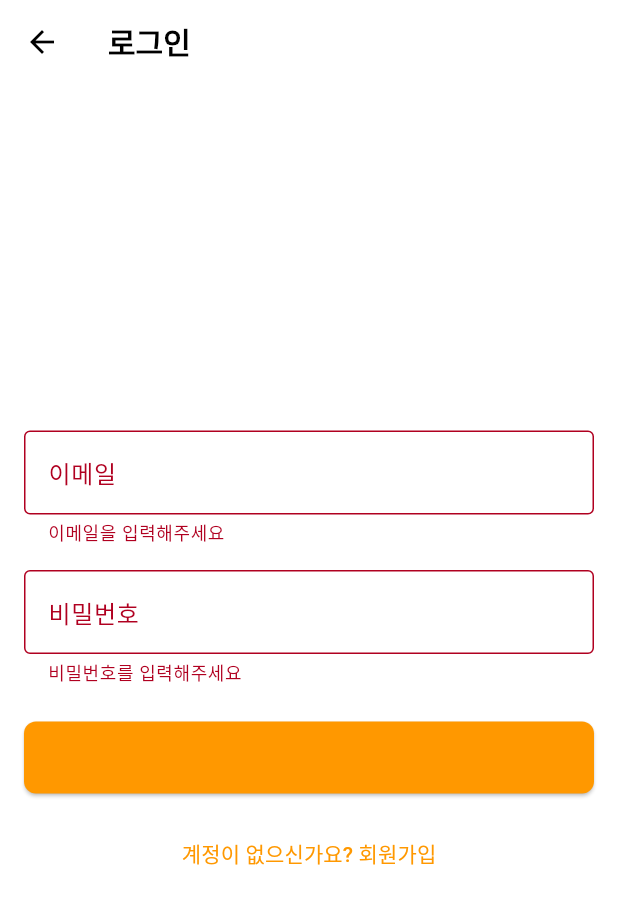
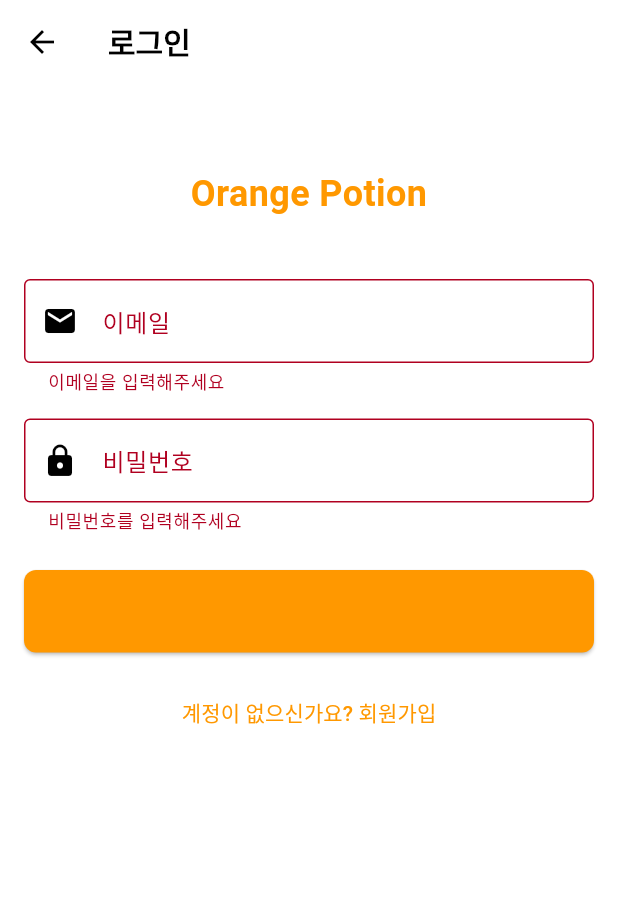
Before and after one commit to moveonha/OP, a Flutter app: the LoginScreen screen opened by its route, after a tap on "로그인", on a phone screen of 412 x 824 dp. Shown: the top 904 px of the screen. Run offline on Flutter 3.47's test engine with Material 3 defaults, Android fonts, the phone set to English and light mode, and no system bars; our stand-ins replace supabase_flutter; accounts and stored records are empty.

Commit message:
24.11.11

```diff
--- a/lib/config/supabase_config.dart
+++ b/lib/config/supabase_config.dart
@@ -14,6 +14,7 @@ class SupabaseConfig {
     await Supabase.initialize(
       url: supabaseUrl,
       anonKey: supabaseAnonKey,
+      debug: true,
     );
   }
 }
--- a/lib/screens/login_screen.dart
+++ b/lib/screens/login_screen.dart
@@ -1,4 +1,3 @@
-// lib/screens/login_screen.dart
 import 'package:flutter/material.dart';
 import 'package:provider/provider.dart';
 import '../providers/auth_provider.dart';
@@ -23,6 +22,50 @@ class _LoginScreenState extends State<LoginScreen> {
     super.dispose();
   }
 
+  Future<void> _signIn() async {
+    if (!_formKey.currentState!.validate()) return;
+
+    setState(() {
+      _isLoading = true;
+    });
+
+    try {
+      final authProvider = Provider.of<AuthProvider>(context, listen: false);
+      await authProvider.signInWithEmail(
+        _emailController.text.trim(),
+        _passwordController.text.trim(),
+      );
+
+      if (!mounted) return;
+
+      if (authProvider.user != null) {
+        // 로그인 성공
+        Navigator.of(context).pushNamedAndRemoveUntil('/', (route) => false);
+        ScaffoldMessenger.of(context).showSnackBar(
+          const SnackBar(
+            content: Text('로그인 성공!'),
+            backgroundColor: Colors.green,
+          ),
+        );
+      }
+    } catch (error) {
+      if (!mounted) return;
+
+      ScaffoldMessenger.of(context).showSnackBar(
+        SnackBar(
+          content: Text('로그인 실패: $error'),
+          backgroundColor: Colors.red,
+        ),
+      );
+    } finally {
+      if (mounted) {
+        setState(() {
+          _isLoading = false;
+        });
+      }
+    }
+  }
+
   @override
   Widget build(BuildContext context) {
     return Consumer<AuthProvider>(
@@ -32,24 +75,42 @@ class _LoginScreenState extends State<LoginScreen> {
             title: const Text('로그인'),
             backgroundColor: Colors.white,
             elevation: 0,
+            foregroundColor: Colors.black,
           ),
-          body: Padding(
+          body: SingleChildScrollView(
+            child: Padding(
               padding: const EdgeInsets.all(16.0),
               child: Form(
                 key: _formKey,
                 child: Column(
                   mainAxisAlignment: MainAxisAlignment.center,
+                  crossAxisAlignment: CrossAxisAlignment.stretch,
                   children: [
+                    const SizedBox(height: 40),
+                    const Text(
+                      'Orange Potion',
+                      style: TextStyle(
+                        fontSize: 24,
+                        fontWeight: FontWeight.bold,
+                        color: Colors.orange,
+                      ),
+                      textAlign: TextAlign.center,
+                    ),
+                    const SizedBox(height: 40),
                     TextFormField(
                       controller: _emailController,
                       decoration: const InputDecoration(
                         labelText: '이메일',
                         border: OutlineInputBorder(),
+                        prefixIcon: Icon(Icons.email),
                       ),
                       keyboardType: TextInputType.emailAddress,
                       validator: (value) {
                         if (value == null || value.isEmpty) {
                           return '이메일을 입력해주세요';
+                        }
+                        if (!value.contains('@')) {
+                          return '올바른 이메일 형식이 아닙니다';
                         }
                         return null;
                       },
@@ -60,52 +121,31 @@ class _LoginScreenState extends State<LoginScreen> {
                       decoration: const InputDecoration(
                         labelText: '비밀번호',
                         border: OutlineInputBorder(),
+                        prefixIcon: Icon(Icons.lock),
                       ),
                       obscureText: true,
                       validator: (value) {
                         if (value == null || value.isEmpty) {
                           return '비밀번호를 입력해주세요';
                         }
+                        if (value.length < 6) {
+                          return '비밀번호는 6자 이상이어야 합니다';
+                        }
                         return null;
                       },
                     ),
                     const SizedBox(height: 24),
                     if (_isLoading)
-                    const CircularProgressIndicator()
+                      const Center(child: CircularProgressIndicator())
                     else
                       Column(
+                        crossAxisAlignment: CrossAxisAlignment.stretch,
                         children: [
-                        SizedBox(
-                          width: double.infinity,
-                          height: 48,
-                          child: ElevatedButton(
-                            onPressed: () async {
-                              if (_formKey.currentState!.validate()) {
-                                setState(() {
-                                  _isLoading = true;
-                                });
-                                try {
-                                  await authProvider.signInWithEmail(
-                                    _emailController.text,
-                                    _passwordController.text,
-                                  );
-                                  if (!mounted) return;
-                                  Navigator.of(context).pop();
-                                } catch (e) {
-                                  ScaffoldMessenger.of(context).showSnackBar(
-                                    SnackBar(content: Text('로그인 실패: $e')),
-                                  );
-                                } finally {
-                                  if (mounted) {
-                                    setState(() {
-                                      _isLoading = false;
-                                    });
-                                  }
-                                }
-                              }
-                            },
+                          ElevatedButton(
+                            onPressed: _signIn,
                             style: ElevatedButton.styleFrom(
                               backgroundColor: Colors.orange,
+                              padding: const EdgeInsets.symmetric(vertical: 16),
                               shape: RoundedRectangleBorder(
                                 borderRadius: BorderRadius.circular(8),
                               ),
@@ -118,11 +158,9 @@ class _LoginScreenState extends State<LoginScreen> {
                               ),
                             ),
                           ),
-                        ),
                           const SizedBox(height: 16),
                           TextButton(
                             onPressed: () {
-                            // 회원가입 화면으로 이동
                               Navigator.pushNamed(context, '/signup');
                             },
                             child: const Text(
@@ -136,6 +174,7 @@ class _LoginScreenState extends State<LoginScreen> {
                 ),
               ),
             ),
+          ),
         );
       },
     );
```
Also changed, not shown: lib/main.dart (+10 -6 lines), lib/providers/auth_provider.dart (+11 -167 lines), 1 other file. Lines whose indentation alone changed are shown as unchanged.
